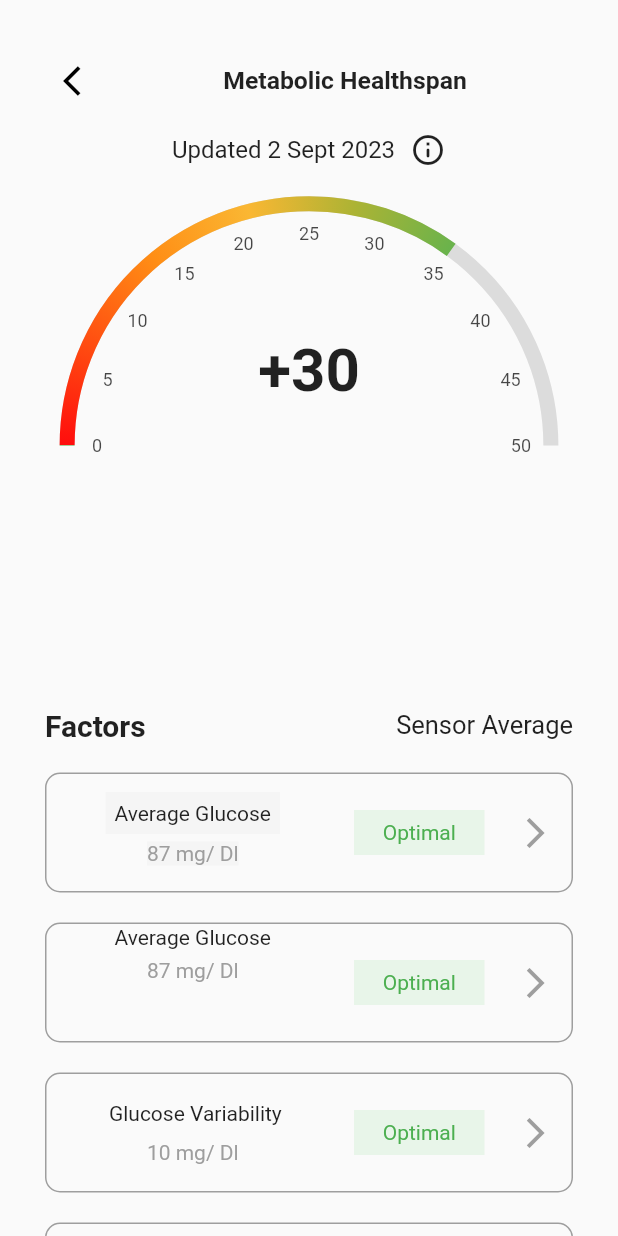
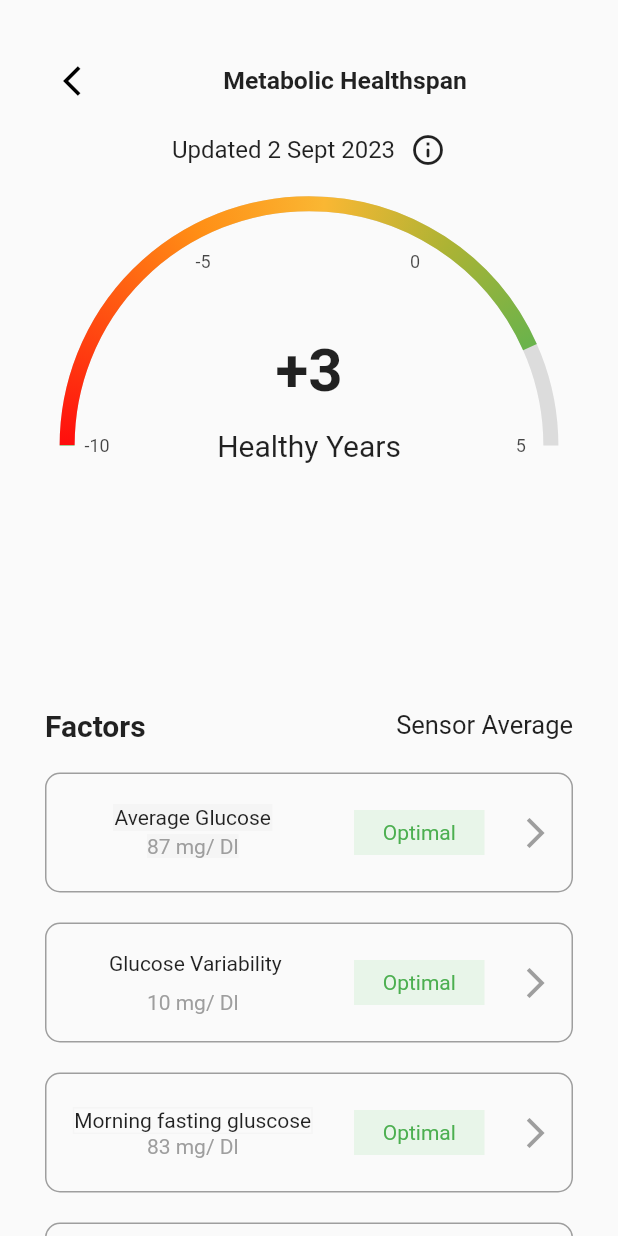
Before and after one commit to anuraggggggg/metabolism_screen, a Flutter app: the Screen3 screen opened directly, on a phone screen of 412 x 824 dp. Run offline on Flutter 3.47's test engine with Material 2 defaults, Android fonts, the phone set to English and light mode, and no system bars; drawn by our look-alikes of syncfusion_flutter_gauges; our stand-ins replace percent_indicator.

Commit message:
Indicator screen

```diff
--- a/lib/Screens/Screen3.dart
+++ b/lib/Screens/Screen3.dart
@@ -73,14 +73,14 @@ class _Screen3State extends State<Screen3> {
                     axes: <RadialAxis>[
                       RadialAxis(
                         useRangeColorForAxis: false,
-                        tickOffset: 20,
-                        ticksPosition: ElementsPosition.inside,
-                        minorTicksPerInterval: 10,
+                        // tickOffset: 20,
+                        // ticksPosition: ElementsPosition.inside,
+                        // minorTicksPerInterval: 10,
                         minorTickStyle:
-                            MinorTickStyle(thickness: 0.5, color: Colors.black),
+                            MinorTickStyle(thickness: 0.7, color: Colors.black),
                         pointers: <GaugePointer>[
                           RangePointer(
-                            value: 35,
+                            value: 3,
                             enableAnimation: true,
                             gradient: const SweepGradient(colors: [
                               Color(0xffFF0D0D),
@@ -93,8 +93,8 @@ class _Screen3State extends State<Screen3> {
                           )
                         ],
                         showTicks: false,
-                        minimum: 0,
-                        maximum: 50,
+                        minimum: -10,
+                        maximum: 5,
                         startAngle: 180,
                         endAngle: 0,
                         interval: 5,
@@ -104,20 +104,24 @@ class _Screen3State extends State<Screen3> {
                           GaugeRange(
                               startValue: 0,
                               endValue: 180,
-                              color: Colors.white.withOpacity(0.1))
+                              color: Colors.white.withOpacity(0.1),
+                          )
+
                         ],
-                        annotations: <GaugeAnnotation>[
+                        annotations: const <GaugeAnnotation>[
                           GaugeAnnotation(
                             angle: 0,
                             widget: Padding(
-                              padding: const EdgeInsets.only(bottom: 100),
+                              padding: EdgeInsets.only(bottom: 100),
                               child: Text(
-                                "+30",
+                                "+3",
                                 style: TextStyle(
                                     fontWeight: FontWeight.bold, fontSize: 40),
                               ),
                             ),
-                          )
+                          ),
+                          GaugeAnnotation(widget: Text("Healthy Years", style: TextStyle(fontSize: 20),)),
+
                         ],
                       )
                     ],
@@ -152,12 +156,12 @@ class _Screen3State extends State<Screen3> {
                                   color: Colors.grey.shade100,
                                 ),
                                 child: Padding(
-                                  padding: const EdgeInsets.all(6.0),
+                                  padding: const EdgeInsets.all(1.0),
                                   child: Text("Average Glucose"),
                                 ),
                               ),
                               Padding(
-                                padding: const EdgeInsets.all(5.0),
+                                padding: const EdgeInsets.all(2.0),
                                 child: Container(
                                   decoration: BoxDecoration(
                                     color: Colors.grey.shade100,
@@ -185,54 +189,6 @@ class _Screen3State extends State<Screen3> {
                                       style: TextStyle(color: Colors.green)),
                                 )),
                           ),
-                        ),
-                        Align(
-                            alignment: Alignment.centerRight,
-                            child: IconButton(
-                                onPressed: () {},
-                                icon: Icon(
-                                  Icons.arrow_forward_ios,
-                                  color: Colors.grey,
-                                ))),
-                      ]),
-                    ),
-                  ),
-                  SizedBox(height: 20),
-                  Container(
-                    height: 80,
-                    width: MediaQuery.of(context).size.width,
-                    decoration: BoxDecoration(
-                        borderRadius: BorderRadius.circular(10),
-                        border: Border.all(color: Colors.grey)),
-                    child: Expanded(
-                      child: Row(children: [
-                        Expanded(
-                          child: Column(
-                            mainAxisAlignment: MainAxisAlignment.start,
-                            children: [
-                              Padding(
-                                padding: const EdgeInsets.all(1.0),
-                                child: Text("Average Glucose"),
-                              ),
-                              Padding(
-                                padding: const EdgeInsets.all(5.0),
-                                child: Text("87 mg/ Dl",
-                                    style: TextStyle(color: Colors.grey)),
-                              ),
-                            ],
-                          ),
-                        ),
-                        Padding(
-                          padding: const EdgeInsets.all(10),
-                          child: Container(
-                              height: 30,
-                              width: 87,
-                              decoration:
-                                  BoxDecoration(color: Colors.green.shade50),
-                              child: Center(
-                                child: Text("Optimal",
-                                    style: TextStyle(color: Colors.green)),
-                              )),
                         ),
                         Align(
                             alignment: Alignment.centerRight,
@@ -302,19 +258,24 @@ class _Screen3State extends State<Screen3> {
                         border: Border.all(color: Colors.grey)),
                     child: Expanded(
                       child: Row(children: [
-                        Column(
+                        Expanded(
+                          child: Column(
                             mainAxisAlignment: MainAxisAlignment.center,
                             children: [
-                            Padding(
-                              padding: const EdgeInsets.all(5.0),
-                              child: Text("Morning fasting gluscose"),
+                              Container(
+                                decoration: BoxDecoration(
+                                  border: Border.all(
+                                    color: Colors.grey.shade100,
+                                  )
                                 ),
-                            Padding(
-                              padding: const EdgeInsets.all(5.0),
+                                  child: Text("Morning fasting gluscose",  textAlign: TextAlign.center,)
+                              ),
+                              Center(
                                 child: Text("83 mg/ Dl",
-                                  style: TextStyle(color: Colors.grey)),
+                                    style: TextStyle(color: Colors.grey, )),
                               ),
                             ],
+                          ),
                         ),
                         Padding(
                           padding: const EdgeInsets.all(10),
```
Lines whose indentation alone changed are shown as unchanged.
